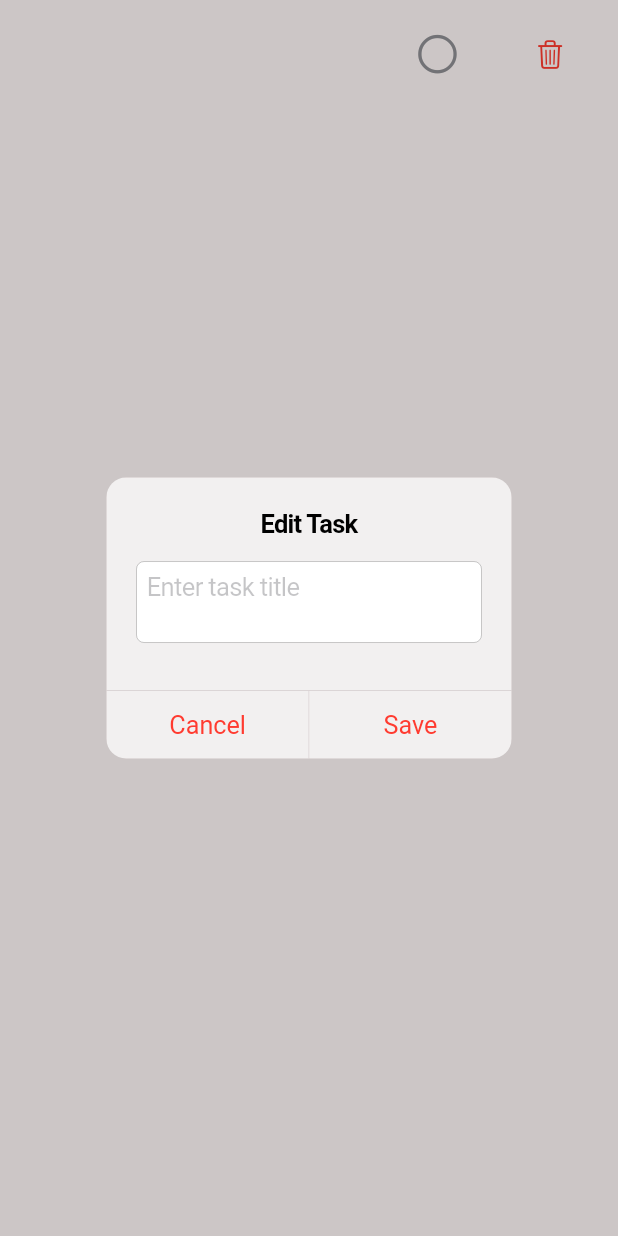
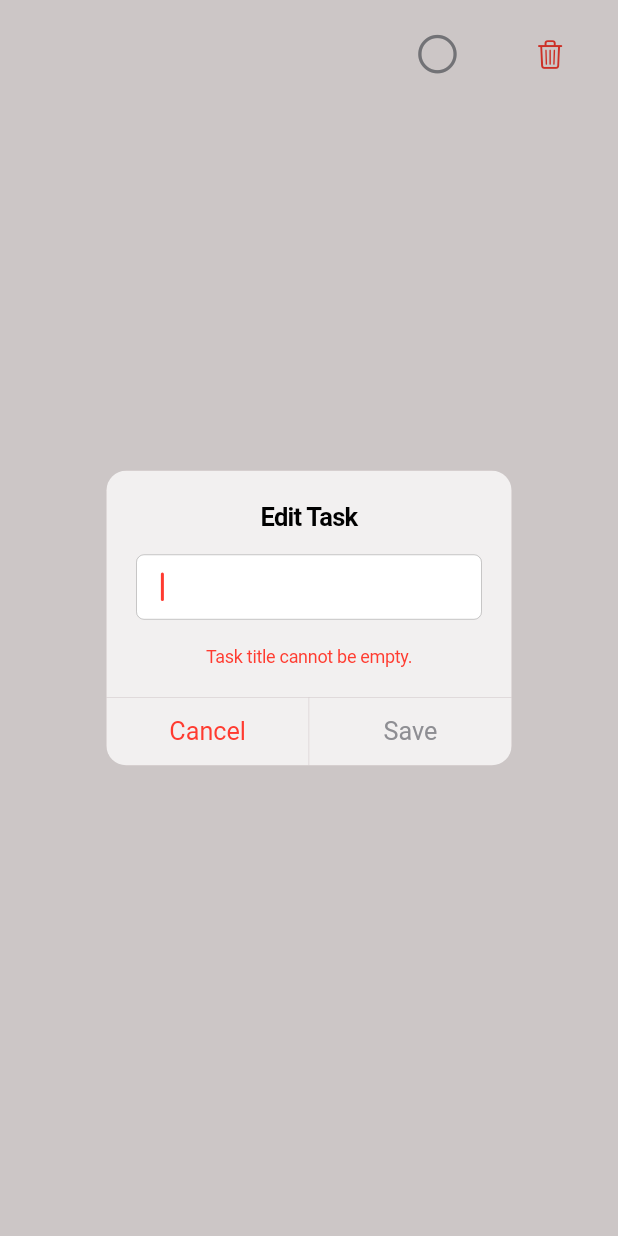
Before and after one commit to gu-tig333-ht23/gusisevi, a Flutter app: the TaskItem widget shown alone on an empty page, opened directly with empty values, after a tap on an icon or button, on a phone screen of 412 x 824 dp. Run offline on Flutter 3.47's test engine with Material 3 defaults, Android fonts, the phone set to English and light mode, and no system bars; network calls fail.

Commit message:
Better task editing.
Improved UI/UX. No longer possible to make empty task.

```diff
--- a/lib/ui/add_task_page.dart
+++ b/lib/ui/add_task_page.dart
@@ -49,6 +49,7 @@ class AddTaskPageState extends State<AddTaskPage> {
               textCapitalization: TextCapitalization.sentences,
               textInputAction: TextInputAction.done,
               placeholder: 'What are you going to do?',
+              clearButtonMode: OverlayVisibilityMode.editing,
               onSubmitted: (text) => submitTask(),
             ),
             SizedBox(height: 20),
--- a/lib/ui/home_page.dart
+++ b/lib/ui/home_page.dart
@@ -193,7 +193,6 @@ class HomePage extends StatelessWidget {
 
   List<Todo> _getFilteredTodos(TodoProvider todoProvider) {
     return todoProvider.todos.where((todo) {
-      print("Filtering todo: ${todo.title}, done: ${todo.done}");
       switch (todoProvider.currentFilter) {
         case TaskFilter.completed:
           return todo.done;
--- a/lib/utils/task_item.dart
+++ b/lib/utils/task_item.dart
@@ -108,23 +108,78 @@ class TaskItem extends StatelessWidget {
   }
 
   Future<String?> showEditTaskDialog(
-      BuildContext context, String currentTitle) async {
-    TextEditingController controller =
-        TextEditingController(text: currentTitle);
+    BuildContext context,
+    String currentTitle,
+  ) async {
     return await showCupertinoDialog<String>(
       context: context,
-      builder: (context) {
+      builder: (context) => _EditTaskDialog(currentTitle: currentTitle),
+    );
+  }
+}
+
+class _EditTaskDialog extends StatefulWidget {
+  final String currentTitle;
+
+  _EditTaskDialog({required this.currentTitle});
+
+  @override
+  _EditTaskDialogState createState() => _EditTaskDialogState();
+}
+
+class _EditTaskDialogState extends State<_EditTaskDialog> {
+  late TextEditingController _controller;
+  bool _isSaveEnabled = false;
+
+  @override
+  void initState() {
+    super.initState();
+    _controller = TextEditingController(text: widget.currentTitle);
+    _controller.addListener(() {
+      setState(() {
+        _isSaveEnabled = _controller.text.trim().isNotEmpty;
+      });
+    });
+  }
+
+  @override
+  Widget build(BuildContext context) {
     return CupertinoAlertDialog(
       title: Text('Edit Task'),
-          content: Padding(
-            padding: const EdgeInsets.symmetric(vertical: 12.0, horizontal: 0),
+      content: Column(
+        mainAxisSize: MainAxisSize.min,
+        children: [
+          Padding(
+            padding: const EdgeInsets.only(top: 12.0, bottom: 8.0),
             child: CupertinoTextField(
-              controller: controller,
+              controller: _controller,
+              style: TextStyle(fontSize: 16),
+              autofocus: true,
+              minLines: 1,
+              maxLines: 5,
               clearButtonMode: OverlayVisibilityMode.editing,
-              placeholder: 'Enter task title',
-              maxLines: 2,
               textAlignVertical: TextAlignVertical.top,
+              padding: EdgeInsets.symmetric(vertical: 12.0, horizontal: 16.0),
+              textInputAction: TextInputAction.done,
+              onSubmitted: (text) {
+                if (_isSaveEnabled) {
+                  Navigator.of(context).pop(_controller.text.trim());
+                }
+              },
             ),
+          ),
+          if (!_isSaveEnabled)
+            Padding(
+              padding: const EdgeInsets.only(top: 8.0),
+              child: Text(
+                'Task title cannot be empty.',
+                style: TextStyle(
+                  color: CupertinoColors.systemRed,
+                  fontSize: 12,
+                ),
+              ),
+            ),
+        ],
       ),
       actions: [
         CupertinoDialogAction(
@@ -134,14 +189,25 @@ class TaskItem extends StatelessWidget {
           },
         ),
         CupertinoDialogAction(
-              child: Text('Save'),
-              onPressed: () {
-                Navigator.of(context).pop(controller.text);
-              },
+          onPressed: _isSaveEnabled
+              ? () {
+                  Navigator.of(context).pop(_controller.text.trim());
+                }
+              : null,
+          child: Text(
+            'Save',
+            style: TextStyle(
+              color: _isSaveEnabled ? null : CupertinoColors.systemGrey,
+            ),
+          ),
         ),
       ],
     );
-      },
-    );
+  }
+
+  @override
+  void dispose() {
+    _controller.dispose();
+    super.dispose();
   }
 }
--- a/lib/utils/todo_api.dart
+++ b/lib/utils/todo_api.dart
@@ -12,7 +12,7 @@ class TodoApi {
     final response = await http.get(Uri.parse("$url/todos?key=$apiKey"));
     if (response.statusCode == 200) {
       Iterable l = json.decode(response.body);
-      print("Received data: ${response.body}");
+      //print("Received data: ${response.body}");
       return List<Todo>.from(l.map((model) => Todo.fromJson(model)));
     } else {
       throw Exception('Failed to load todos');
```
Lines whose indentation alone changed are shown as unchanged.
